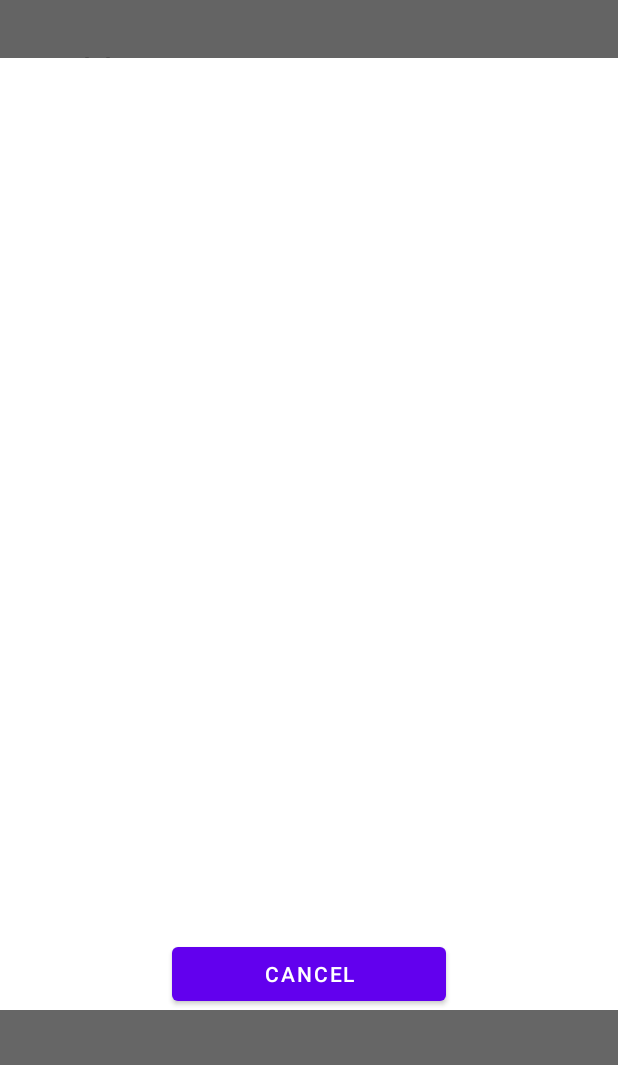
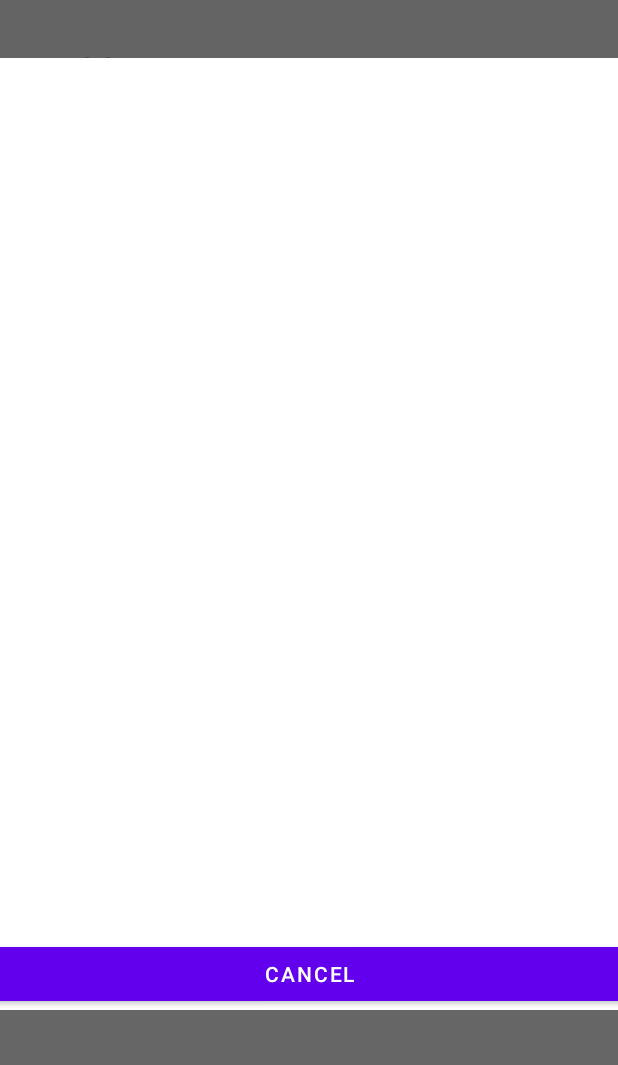
Before and after one commit to kyon317/netless_messenger, an Android app: the fragment AddContactFragment placed in its activity, after a tap on "Add Contacts", on a phone screen of 412 x 824 dp, the part 84-1149 px from its top. Run offline under Robolectric (Android 15) with nearby library versions, the phone set to English and light mode, and no system bars.

Commit message:
improvements to layout 2

```diff
--- a/app/src/main/res/layout/add_contact_dialog.xml
+++ b/app/src/main/res/layout/add_contact_dialog.xml
@@ -16,9 +16,9 @@
         android:layout_alignParentStart="true"
         android:layout_alignParentEnd="true"
         android:layout_alignParentBottom="true"
-        android:layout_marginStart="159dp"
-        android:layout_marginEnd="159dp"
         android:layout_marginBottom="19dp"
+        android:layout_marginStart="10dp"
+        android:layout_marginEnd="10dp"
         android:layout_marginTop="10dp"
         android:text="CANCEL" />
 
```
